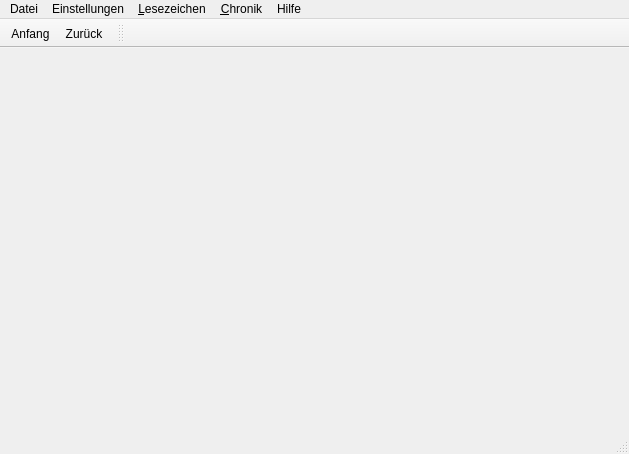
Above: core/ui/MainWindow.ui from aschuman/CoBaB before the change. Below: the same form after it.
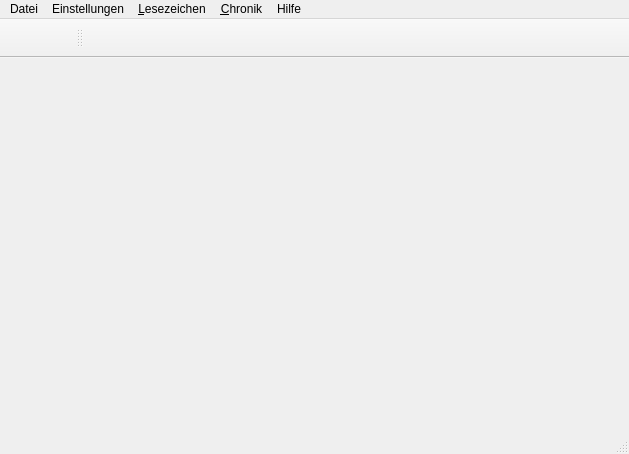
That is the form after the change.

```diff
--- a/core/ui/MainWindow.ui
+++ b/core/ui/MainWindow.ui
@@ -108,12 +108,15 @@
   </widget>
   <action name="mHomeAction">
    <property name="text">
-    <string>Anfang</string>
+    <string/>
+   </property>
+   <property name="iconText">
+    <string/>
    </property>
   </action>
   <action name="mBackAction">
    <property name="text">
-    <string>Zurück</string>
+    <string/>
    </property>
   </action>
   <action name="mHelpAction">
```
Left out of the diff: 2 changed lines with no effect on the pictures.
